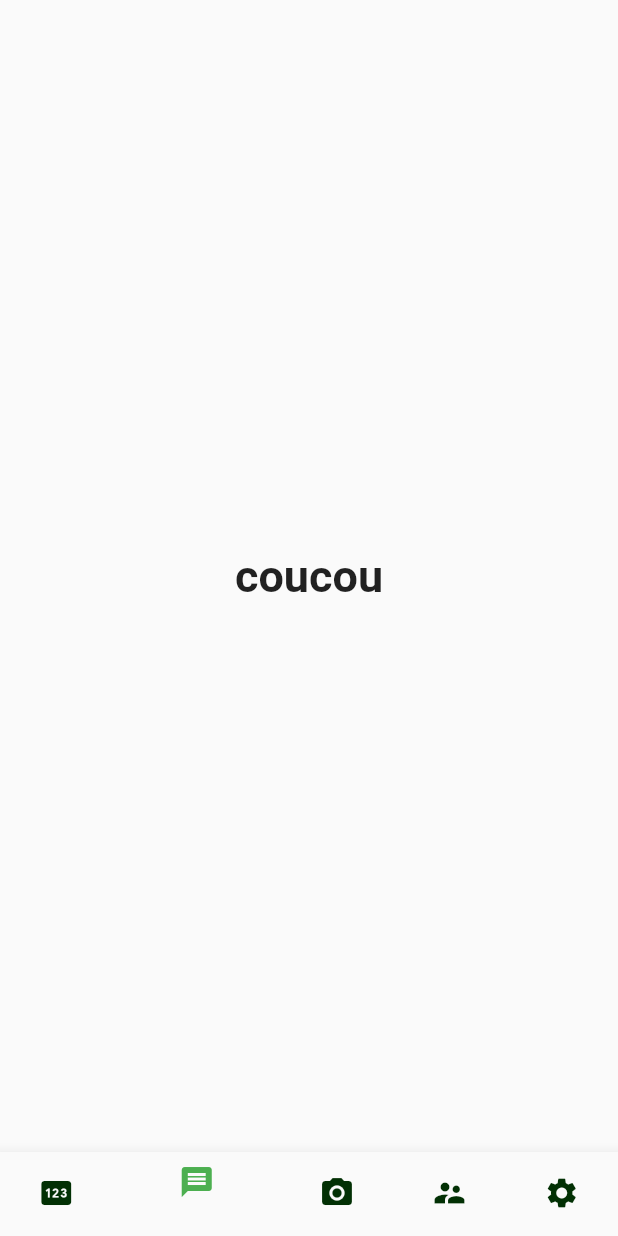
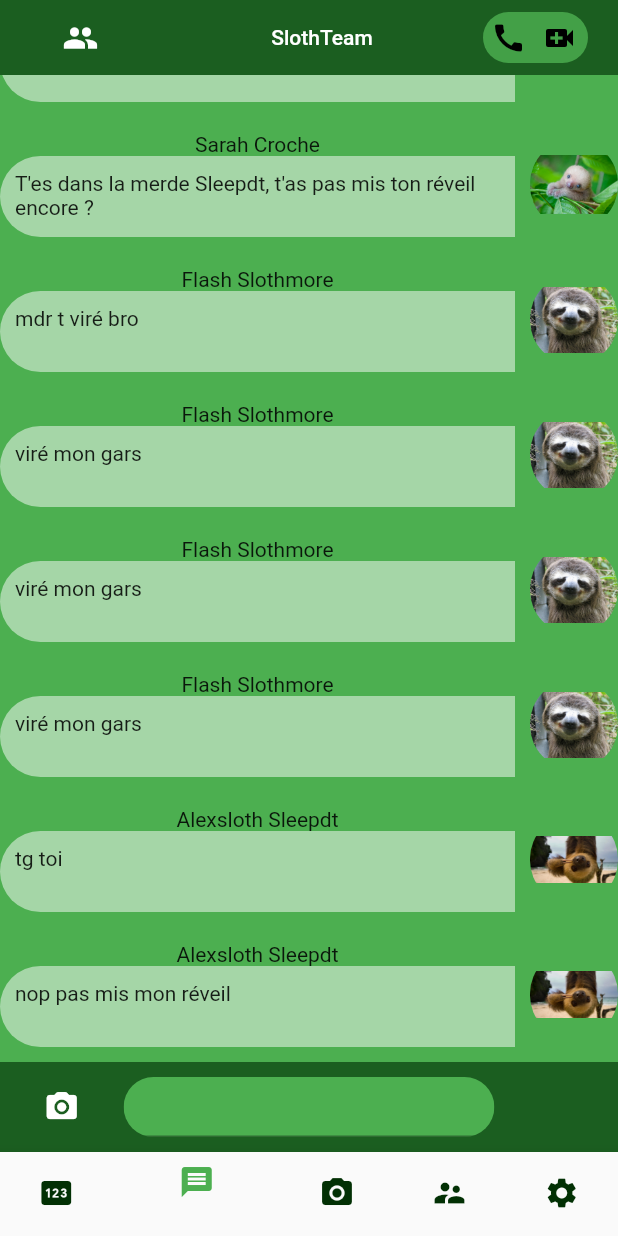
Before and after one commit to lenaraa/slothmute, a Flutter app: the screen it shows after launch, item 2 of the bottom bar chosen, on a phone screen of 412 x 824 dp. Run offline on Flutter 3.47's test engine with Material 2 defaults, Android fonts, the phone set to English and light mode, and no system bars; our stand-ins replace geocoding, geolocator; missing offline and left inert: dart:ffi.

Commit message:
add messagerie, widget message, beautify api, update contact, etc

```diff
--- a/lib/main.dart
+++ b/lib/main.dart
@@ -2,6 +2,7 @@ import 'package:flutter/material.dart';
 import 'package:slothmute/ui/pages/api_animaux.dart';
 import 'package:slothmute/ui/pages/connexion.dart';
 import 'package:slothmute/ui/pages/contact.dart';
+import 'package:slothmute/ui/pages/messagerie.dart';
 
 void main() => runApp(const MyApp());
 
@@ -32,10 +33,7 @@ class _MyStatefulWidgetState extends State<MyStatefulWidget> {
       TextStyle(fontSize: 30, fontWeight: FontWeight.bold);
   static const List<Widget> _widgetOptions = <Widget>[
     Connexion(),
-    Text(
-      'coucou',
-      style: optionStyle,
-    ),
+    Messagerie(),
     Text(
       'bien le bonsoir ',
       style: optionStyle,
--- a/lib/ui/pages/messagerie.dart
+++ b/lib/ui/pages/messagerie.dart
@@ -0,0 +1,135 @@
+import 'package:flutter/material.dart';
+import 'package:slothmute/widgets/Message.dart';
+
+class Messagerie extends StatefulWidget {
+  final String? name;
+
+  const Messagerie({Key? key, this.name}) : super(key: key);
+
+  @override
+  State<Messagerie> createState() => _MessagerieState();
+}
+
+class _MessagerieState extends State<Messagerie> {
+  final List<Widget> _messages = [
+    const Message(
+        name: "Alexsloth Sleepdt",
+        message: "Yo les gars, le prof a fait l'appel aujourd'hui ?",
+        photo: Image(image: AssetImage("assets/images/sloth2.jpg"))),
+    const Message(
+        name: "Sarah Croche",
+        message: "T'es dans la merde Sleepdt, t'as pas mis ton réveil encore ?",
+        photo: Image(image: AssetImage("assets/images/sloth3.jpg"))),
+    const Message(
+        name: "Flash Slothmore",
+        message: "mdr t viré bro",
+        photo: Image(image: AssetImage("assets/images/sloth1.jpg"))),
+    const Message(
+        name: "Flash Slothmore",
+        message: "viré mon gars",
+        photo: Image(image: AssetImage("assets/images/sloth1.jpg"))),
+    const Message(
+        name: "Flash Slothmore",
+        message: "viré mon gars",
+        photo: Image(image: AssetImage("assets/images/sloth1.jpg"))),
+    const Message(
+        name: "Flash Slothmore",
+        message: "viré mon gars",
+        photo: Image(image: AssetImage("assets/images/sloth1.jpg"))),
+    const Message(
+        name: "Alexsloth Sleepdt",
+        message: "tg toi",
+        photo: Image(image: AssetImage("assets/images/sloth2.jpg"))),
+    const Message(
+        name: "Alexsloth Sleepdt",
+        message: "nop pas mis mon réveil",
+        photo: Image(image: AssetImage("assets/images/sloth2.jpg"))),
+  ];
+
+  @override
+  Widget build(BuildContext context) {
+    return Scaffold(
+      body: SafeArea(
+        child: Column(
+          children: [
+            SizedBox(
+              height: 50,
+              child: Container(
+                color: Colors.green.shade900,
+                child: Row(
+                  children: [
+                    const Expanded(
+                        flex: 1, child: Icon(Icons.group, color: Colors.white)),
+                    Expanded(
+                        flex: 2,
+                        child: Text(
+                          widget.name ?? "SlothTeam",
+                          textAlign: TextAlign.center,
+                          style: const TextStyle(
+                              color: Colors.white, fontWeight: FontWeight.w500),
+                        )),
+                    Container(
+                        width: 70,
+                        margin: const EdgeInsets.only(right: 20),
+                        child: ClipRRect(
+                          borderRadius: BorderRadius.circular(30),
+                          child: Container(
+                            color: Colors.green.shade600,
+                            padding: const EdgeInsets.all(5),
+                            child: Row(
+                              children: const [
+                                Icon(Icons.call, color: Colors.black),
+                                SizedBox(width: 10),
+                                Icon(Icons.video_call, color: Colors.black)
+                              ],
+                            ),
+                          ),
+                        ))
+                  ],
+                ),
+              ),
+            ),
+            Expanded(
+              flex: 2,
+              child: Container(
+                  width: double.infinity,
+                  color: Colors.green.shade500,
+                  child: SingleChildScrollView(
+                      reverse: true,
+                      child: Column(
+                        children: _messages,
+                      ))),
+            ),
+            SizedBox(
+              height: 60,
+              child: Container(
+                color: Colors.green.shade900,
+                child: Row(
+                  children: [
+                    const Expanded(
+                        flex: 1,
+                        child: Icon(Icons.camera_alt_rounded,
+                            color: Colors.white)),
+                    Expanded(
+                      flex: 3,
+                      child: ClipRRect(
+                        borderRadius:
+                            const BorderRadius.all(Radius.circular(30)),
+                        child: Container(
+                          height: 40,
+                          color: Colors.green.shade500,
+                          child: const TextField(textAlign: TextAlign.center),
+                        ),
+                      ),
+                    ),
+                    const Spacer(flex: 1)
+                  ],
+                ),
+              ),
+            )
+          ],
+        ),
+      ),
+    );
+  }
+}
--- a/lib/ui/pages/profile.dart
+++ b/lib/ui/pages/profile.dart
@@ -43,10 +43,7 @@ class _ProfileState extends State<Profile> {
                     child: Column(
                       children: [
                         MaterialButton(onPressed: () {
-                          Navigator.push(
-                            context,
-                            MaterialPageRoute(builder: (context) => const Contact())
-                          );
+                          Navigator.pop(context);
                         },
                         child: Container(margin: const EdgeInsets.only(top: 20), child: const Icon(Icons.keyboard_return_rounded, size: 50))),
                         const Spacer(flex: 1)
--- /dev/null
+++ b/lib/widgets/Message.dart
@@ -0,0 +1,60 @@
+import 'package:flutter/material.dart';
+
+class Message extends StatefulWidget {
+  final String name;
+  final String message;
+  final Image photo;
+
+  const Message({Key? key, required this.name, required this.message, required this.photo}) : super(key: key);
+
+  @override
+  State<Message> createState() => _MessageState();
+}
+
+class _MessageState extends State<Message> {
+  @override
+  Widget build(BuildContext context) {
+    return Column(
+      children: [
+        Container(
+          width: double.infinity,
+          height: 70,
+          margin: const EdgeInsets.only(bottom: 10, top: 10),
+          child: Row(
+            children: [
+              Expanded(
+                flex: 5,
+                child: Column(
+                  children: [
+                    Text(widget.name),
+                    Expanded(flex: 1, child: ClipRRect(
+                      borderRadius: const BorderRadius.only(topLeft: Radius.circular(50), bottomLeft: Radius.circular(50)),
+                      child: Container(
+                        width: double.maxFinite,
+                        color: Colors.green.shade200,
+                        padding: const EdgeInsets.all(10),
+                        child: Text(widget.message),
+                      ),
+                    ))
+                  ],
+                ),
+              ),
+              Expanded(
+                flex: 1,
+                child: Container(
+                  margin: const EdgeInsets.only(left: 10),
+                  width: 60,
+                  height: 60,
+                  child: ClipRRect(
+                      borderRadius: const BorderRadius.all(Radius.circular(100)),
+                      child: widget.photo
+                  ),
+                ),
+              )
+            ],
+          ),
+        )
+      ],
+    );
+  }
+}
```
Also changed, not shown: lib/data/SlothData.dart (added, +68 -0 lines), lib/ui/pages/api_animaux.dart (+36 -5 lines), lib/ui/pages/contact.dart (+52 -26 lines).
